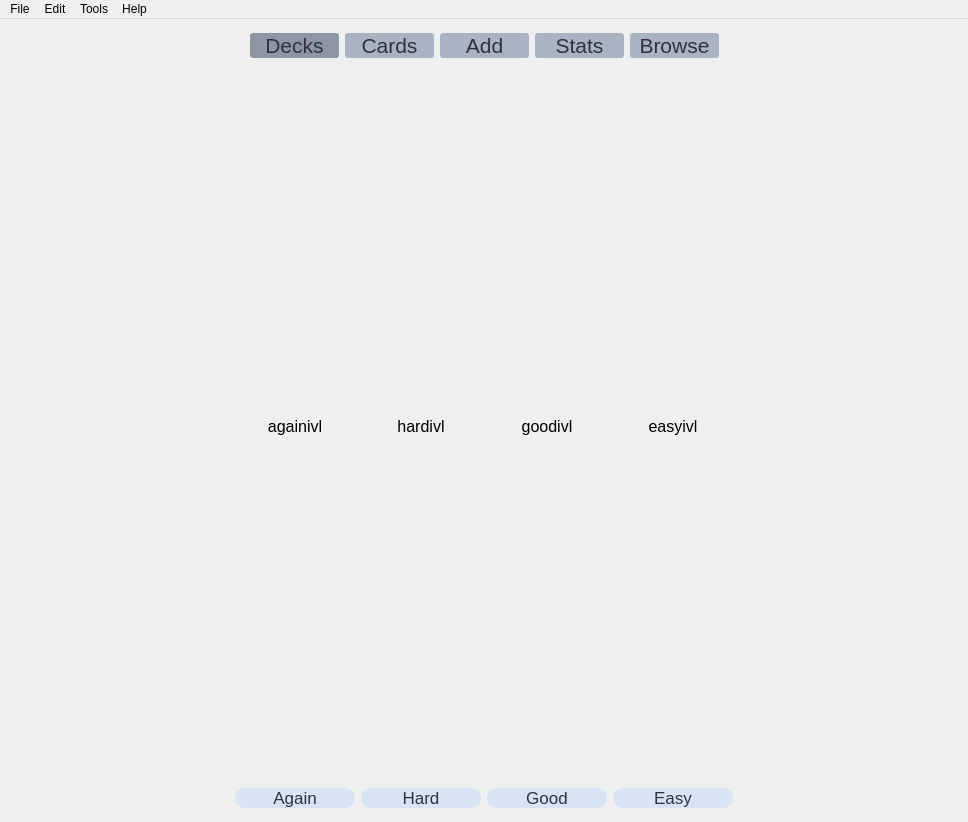
This is studyback.ui in Drewfett/FlashcardsNEA as Qt 5 draws it before an edit. The edited form follows.
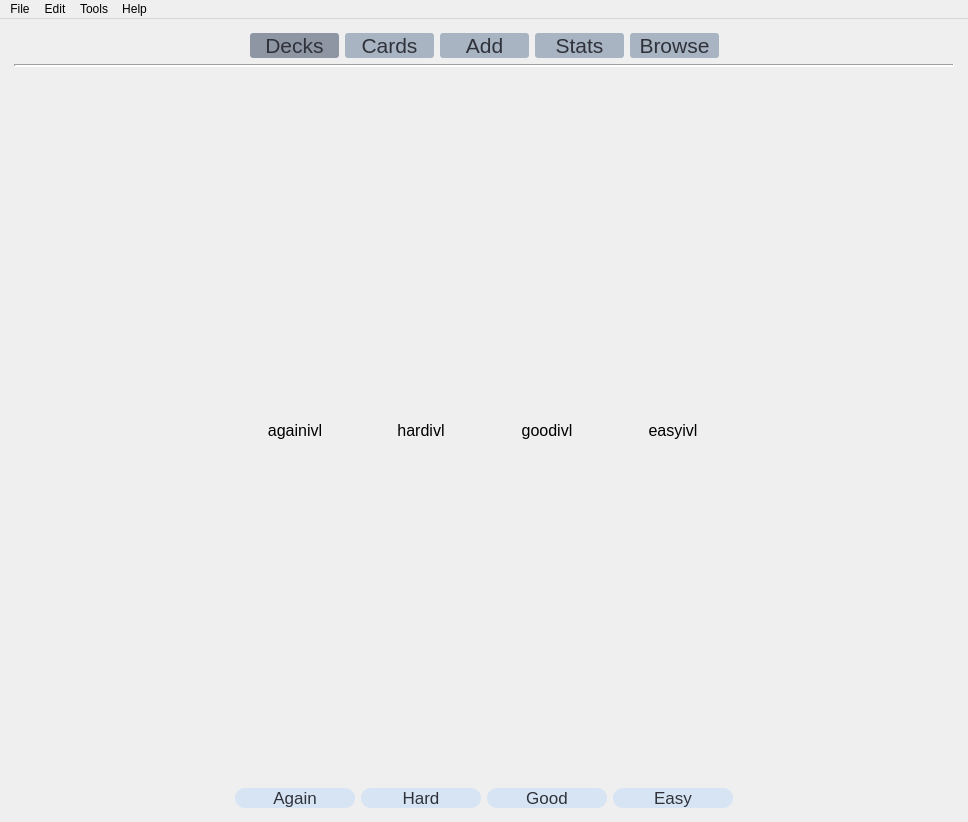
This is the edited form.

What changed in the file:
```diff
--- a/studyback.ui
+++ b/studyback.ui
@@ -242,6 +242,16 @@
         </item>
        </layout>
       </item>
+      <item>
+       <widget class="Line" name="line">
+        <property name="lineWidth">
+         <number>2</number>
+        </property>
+        <property name="orientation">
+         <enum>Qt::Horizontal</enum>
+        </property>
+       </widget>
+      </item>
       <item>
        <layout class="QHBoxLayout" name="horizontalLayout_3">
         <item>
```
